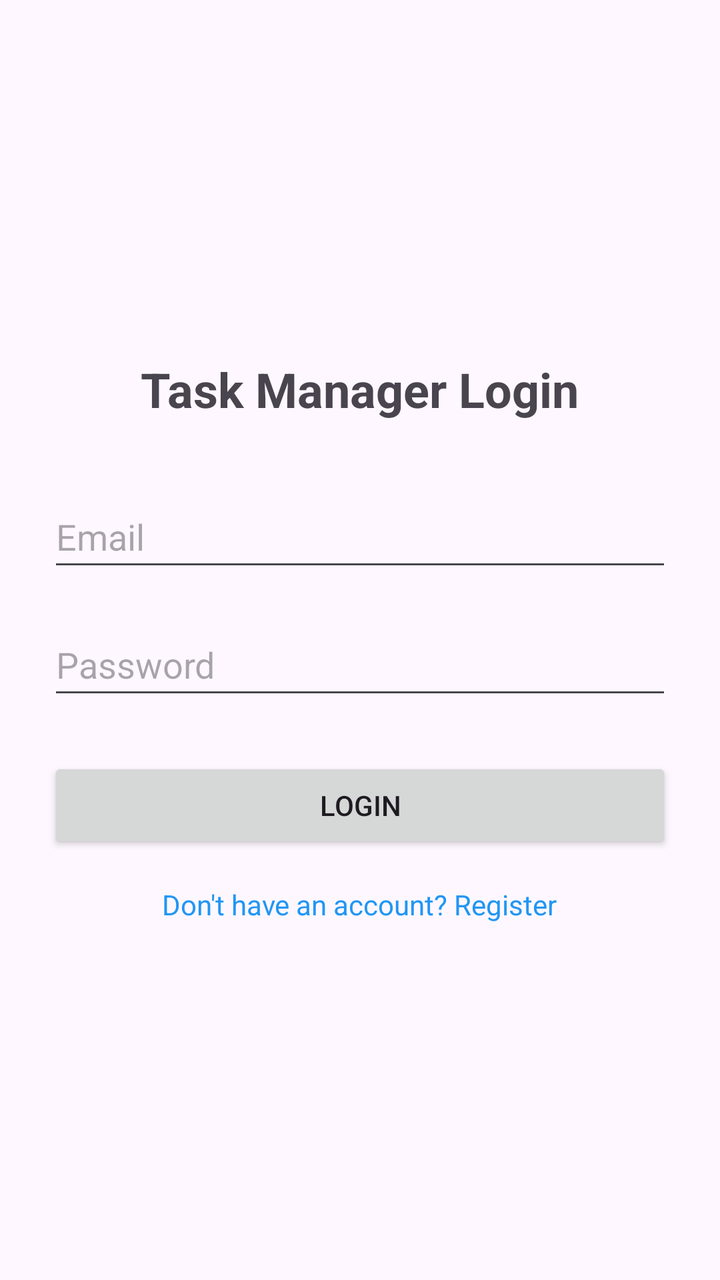
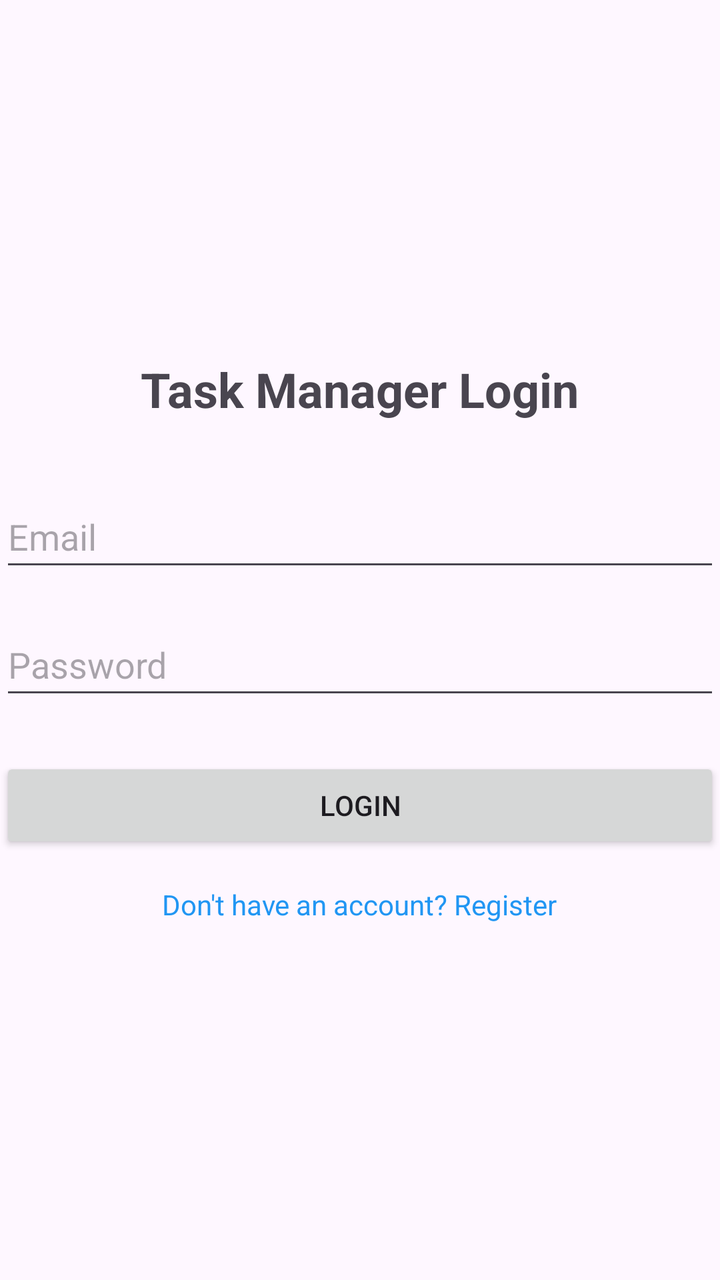

Before-and-after screenshots of an Android layout around one commit, followed by the original layout XML and the change that was made.
<!-- AndroidManifest.xml: application theme Theme.TaskManager -->
<!-- res/layout/activity_login.xml -->
<?xml version="1.0" encoding="utf-8"?>
<LinearLayout xmlns:android="http://schemas.android.com/apk/res/android"
    android:layout_width="match_parent"
    android:layout_height="match_parent"
    android:fitsSystemWindows="true"
    android:orientation="vertical"
    android:gravity="center"
    android:padding="24dp">

    <TextView
        android:id="@+id/tvTitle"
        android:layout_width="wrap_content"
        android:layout_height="wrap_content"
        android:text="Task Manager Login"
        android:textSize="24sp"
        android:textStyle="bold"
        android:layout_marginBottom="32dp" />

    <EditText
        android:id="@+id/etEmail"
        android:layout_width="match_parent"
        android:layout_height="wrap_content"
        android:layout_marginBottom="16dp"
        android:hint="Email"
        android:inputType="textEmailAddress"
        android:minHeight="48dp" />

    <EditText
        android:id="@+id/etPassword"
        android:layout_width="match_parent"
        android:layout_height="wrap_content"
        android:layout_marginBottom="24dp"
        android:hint="Password"
        android:inputType="textPassword"
        android:minHeight="48dp" />

    <Button
        android:id="@+id/btnLogin"
        android:layout_width="match_parent"
        android:layout_height="wrap_content"
        android:text="Login" />

    <TextView
        android:id="@+id/tvGoToRegister"
        android:layout_width="wrap_content"
        android:layout_height="wrap_content"
        android:text="Don't have an account? Register"
        android:layout_marginTop="16dp"
        android:textColor="#2196F3" />

    <ProgressBar
        android:id="@+id/progressBar"
        android:layout_width="wrap_content"
        android:layout_height="wrap_content"
        android:layout_marginTop="16dp"
        android:visibility="gone" />

</LinearLayout>
<!-- resources referenced by this layout -->
<resources>
  <style name="Theme.TaskManager" parent="Base.Theme.TaskManager" />
  <style name="Base.Theme.TaskManager" parent="Theme.Material3.DayNight.NoActionBar">
          
          
      </style>
</resources>

<!-- the commit's change to res/layout/activity_login.xml (unified diff, before → after) -->
@@ -2,10 +2,8 @@
 <LinearLayout xmlns:android="http://schemas.android.com/apk/res/android"
     android:layout_width="match_parent"
     android:layout_height="match_parent"
-    android:fitsSystemWindows="true"
     android:orientation="vertical"
-    android:gravity="center"
-    android:padding="24dp">
+    android:gravity="center">
 
     <TextView
         android:id="@+id/tvTitle"
